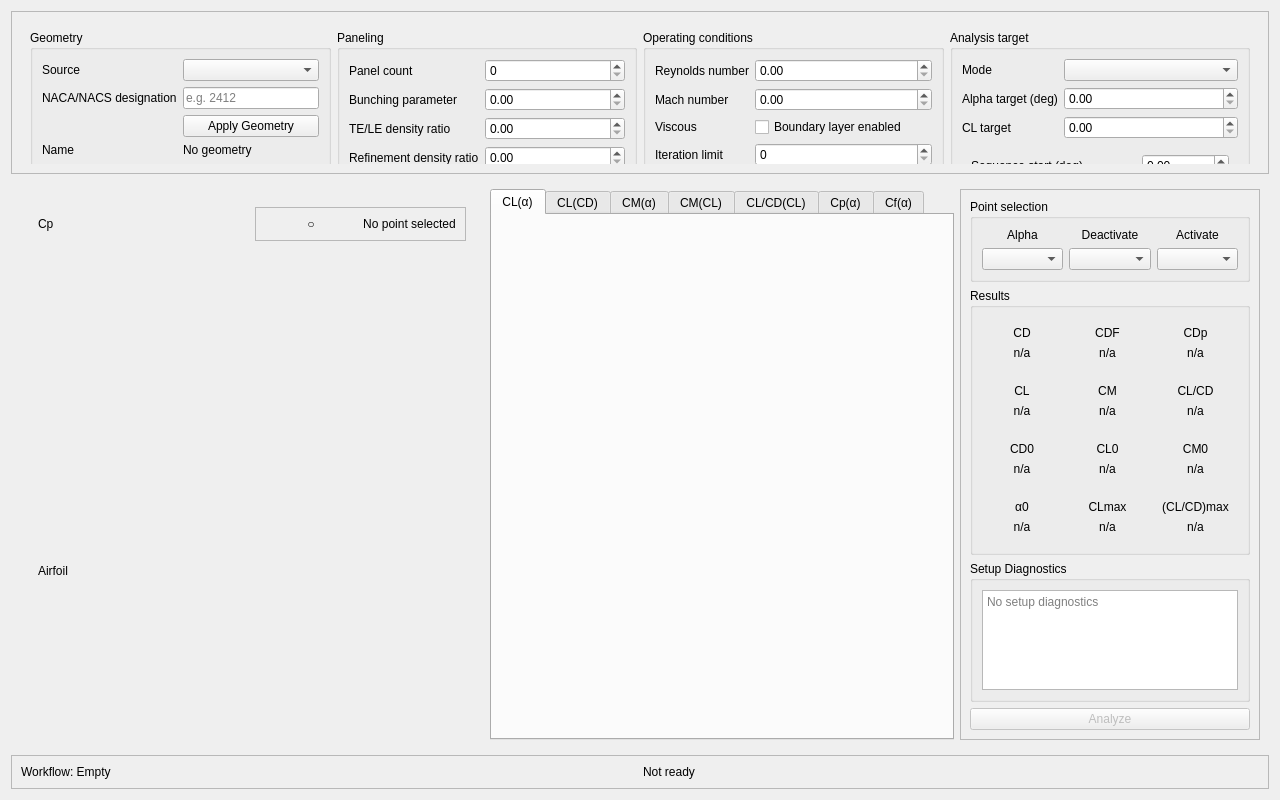
Qt form src/gui/XFoilWidget.ui (of33/XFOIL.next) before a commit.
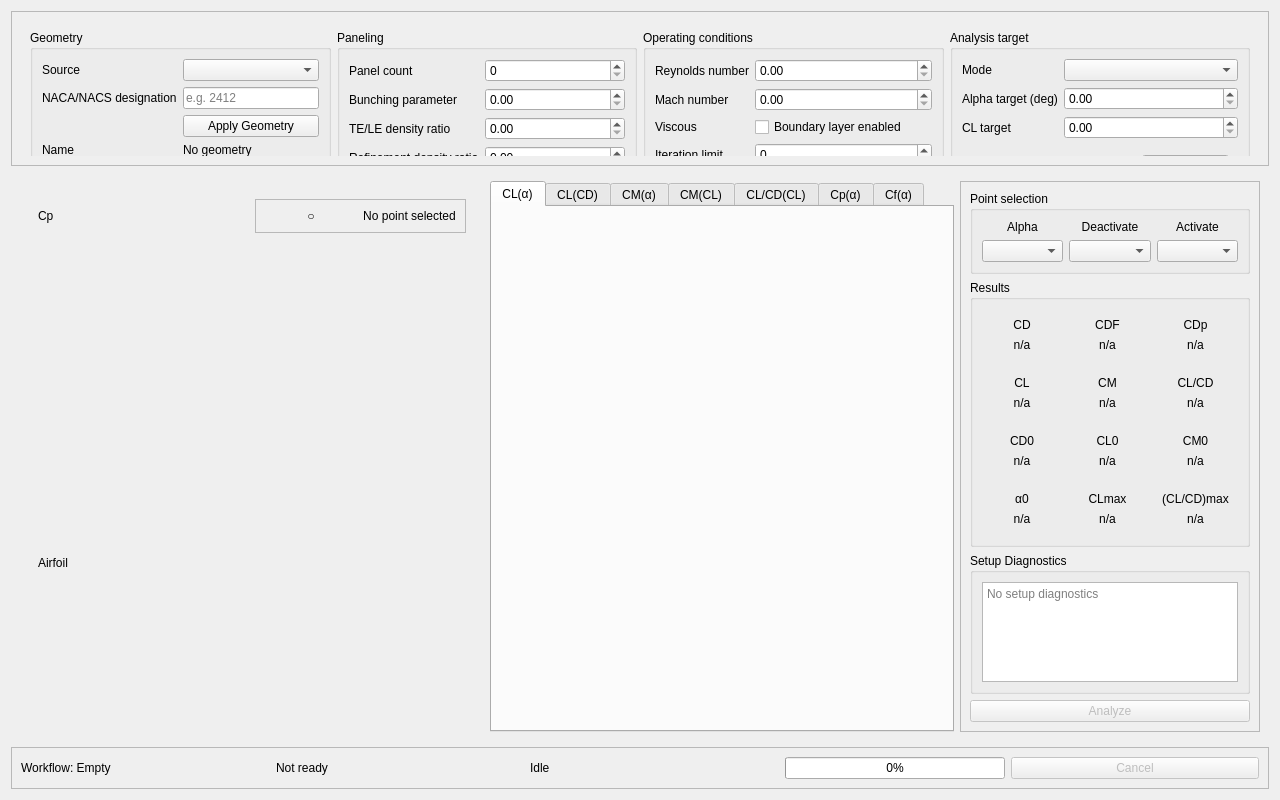
The same form after that commit. Custom widgets are drawn as their Qt base class.

Commit message: Add XFOIL.next GUI analysis worker

```diff
--- a/src/gui/XFoilWidget.ui
+++ b/src/gui/XFoilWidget.ui
@@ -1560,6 +1560,66 @@
         </property>
        </widget>
       </item>
+      <item>
+       <widget class="QLabel" name="analysisStatusLabel">
+        <property name="text">
+         <string>Idle</string>
+        </property>
+        <property name="accessibleName">
+         <string>Analysis status</string>
+        </property>
+        <property name="toolTip">
+         <string>Phase and outcome of the current or last analysis.</string>
+        </property>
+       </widget>
+      </item>
+      <item>
+       <widget class="QProgressBar" name="analysisProgressBar">
+        <property name="minimumSize">
+         <size>
+          <width>120</width>
+          <height>0</height>
+         </size>
+        </property>
+        <property name="maximumSize">
+         <size>
+          <width>220</width>
+          <height>16777215</height>
+         </size>
+        </property>
+        <property name="value">
+         <number>0</number>
+        </property>
+        <property name="textVisible">
+         <bool>true</bool>
+        </property>
+        <property name="accessibleName">
+         <string>Analysis progress</string>
+        </property>
+        <property name="toolTip">
+         <string>Determinate progress when a total is known; busy otherwise.</string>
+        </property>
+        <property name="visible">
+         <bool>false</bool>
+        </property>
+       </widget>
+      </item>
+      <item>
+       <widget class="QPushButton" name="cancelButton">
+        <property name="text">
+         <string>Cancel</string>
+        </property>
+        <property name="accessibleName">
+         <string>Cancel analysis</string>
+        </property>
+        <property name="toolTip">
+         <string>Requests cancellation of the active analysis.</string>
+        </property>
+        <property name="enabled">
+         <bool>false</bool>
+        </property>
+       </widget>
+      </item>
      </layout>
     </widget>
    </item>
```
Left out of the diff: 3 changed lines with no effect on the pictures. The commit also changes 15 other files.
